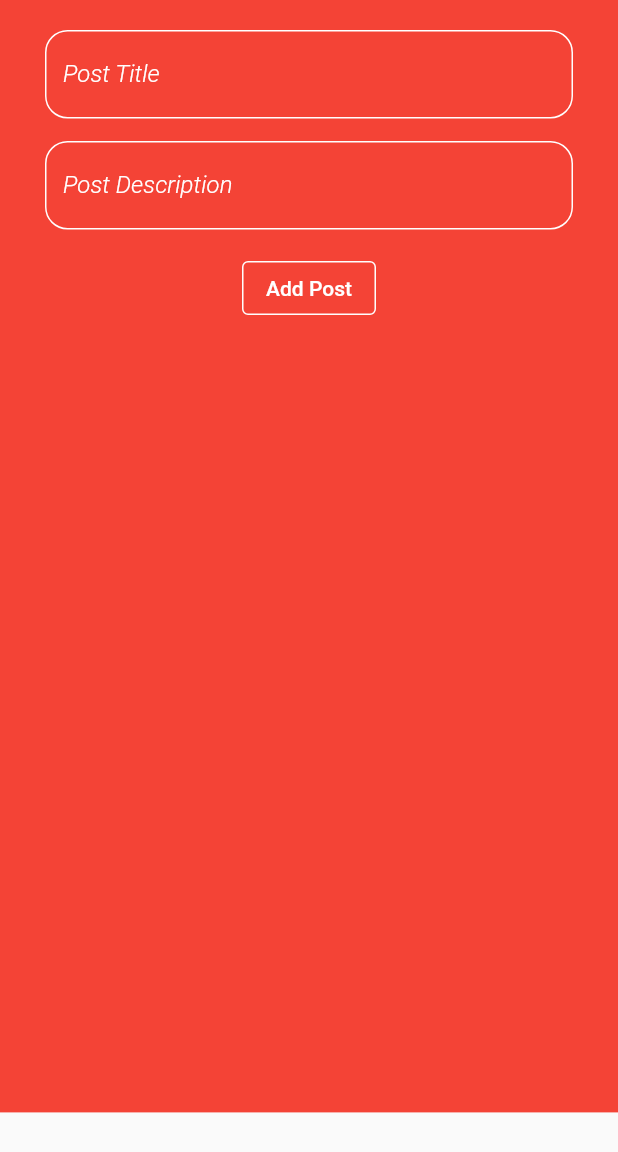
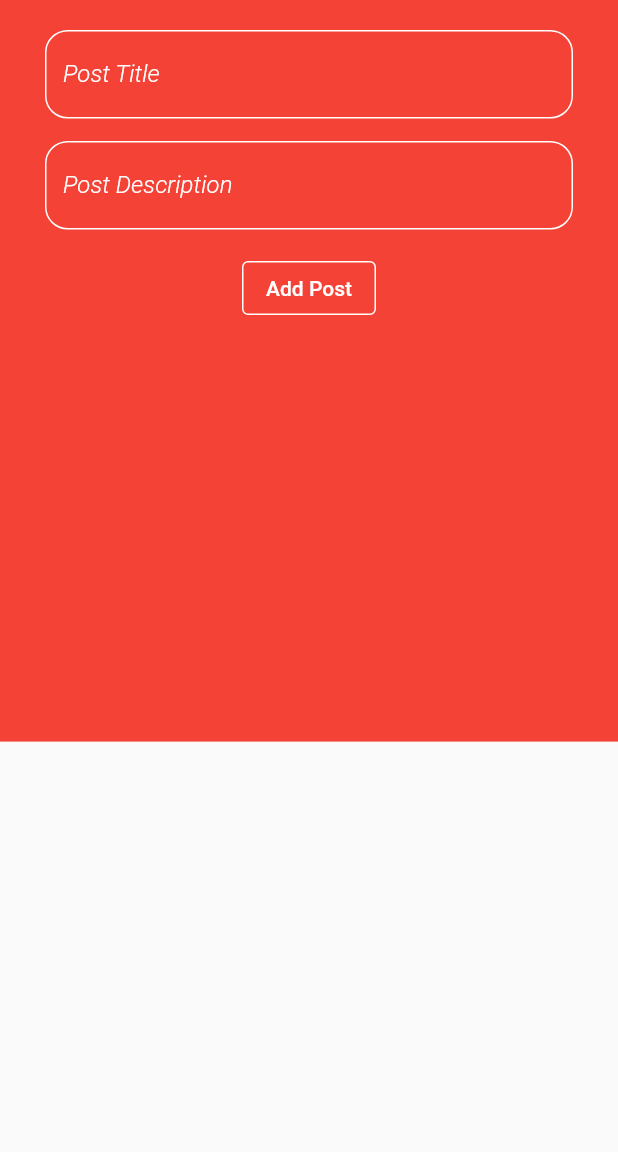
Before and after one commit to DEV270201/PostBanao, a Flutter app: the PostMaker screen opened directly with empty values, on a phone screen of 412 x 824 dp. Shown: the top 1152 px of the screen. Run offline on Flutter 3.47's test engine with Material 2 defaults, Android fonts, the phone set to English and light mode, and no system bars; our stand-ins replace bottom_navy_bar, google_fonts; Roboto replaces fonts that are missing (Ubuntu).

```diff
--- a/lib/components/AddPost.dart
+++ b/lib/components/AddPost.dart
@@ -31,8 +31,15 @@ class _PostMakerState extends State<PostMaker> {
 
   @override
   Widget build(BuildContext context) {
-    return Container(
-      height: MediaQuery.of(context).size.height * 0.9,
+    final bottom = MediaQuery.of(context).viewInsets.bottom;
+    return Scaffold(
+        resizeToAvoidBottomInset: false,
+        // resizeToAvoidBottomPadding: false,
+        body: SingleChildScrollView(
+        padding: EdgeInsets.only(bottom: bottom),
+        reverse: true,
+        child: Container(
+          height: MediaQuery.of(context).size.height * 0.6,
           color: Theme.of(context).primaryColor,
           padding: EdgeInsets.symmetric(horizontal: 30.0,vertical: 20.0),
           child: Column(
@@ -45,7 +52,7 @@ class _PostMakerState extends State<PostMaker> {
                 decoration: InputDecoration(
                   labelText: "Post Title",
                   labelStyle: TextStyle( fontWeight: FontWeight.w300, fontStyle: FontStyle.italic, color: Colors.white),
-              errorText: test ? "Invalid Input!!" : null,
+                  errorText: _title.text.trim().isEmpty && test? "Invalid Input!!" : null,
                   errorStyle: TextStyle(color: Colors.black),
                   focusedErrorBorder: OutlineInputBorder(
                     //now if you want to change the color of the border than you should use borderside
@@ -89,7 +96,7 @@ class _PostMakerState extends State<PostMaker> {
                 decoration: InputDecoration(
                   labelText: "Post Description",
                   labelStyle: TextStyle( fontWeight: FontWeight.w300, fontStyle: FontStyle.italic, color: Colors.white),
-              errorText: test ? "Invalid Input!!" : null,
+                  errorText: _desc.text.trim().isEmpty && test? "Invalid Input!!" : null,
                   errorStyle: TextStyle(color: Colors.black),
                   focusedErrorBorder: OutlineInputBorder(
                     //now if you want to change the color of the border than you should use borderside
@@ -139,6 +146,8 @@ class _PostMakerState extends State<PostMaker> {
               ),
             ],
           ),
+        ),
+      ),
     );
   }
 }
```
Lines whose indentation alone changed are shown as unchanged.
